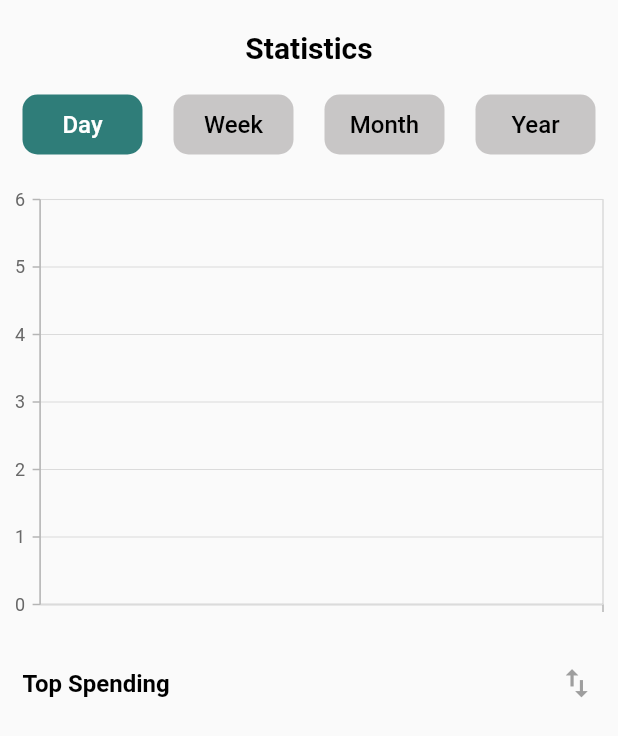
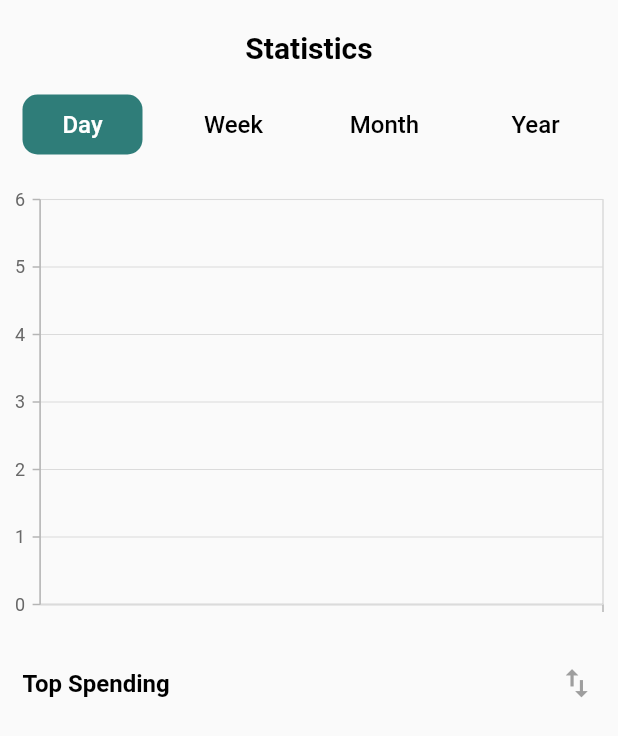
Before and after one commit to Miruzen/BibitDax, a Flutter app: the Statistics screen opened directly, on a phone screen of 412 x 824 dp. Shown: the top 736 px of the screen. Run offline on Flutter 3.47's test engine with Material 2 defaults, Android fonts, the phone set to English and light mode, and no system bars; our stand-ins replace hive, hive_flutter, syncfusion_flutter_charts; accounts and stored records are empty.

Commit message:
Fix color

```diff
--- a/lib/Screens/statistics.dart
+++ b/lib/Screens/statistics.dart
@@ -71,7 +71,7 @@ class _StatisticsState extends State<Statistics> {
                               borderRadius: BorderRadius.circular(10),
                               color: index_color == index
                                   ? Color.fromARGB(255, 47, 125, 121)
-                                  : Color.fromARGB(255, 200, 198, 198),
+                                  : Color.fromARGB(255, 250, 250, 250),
                             ),
                             alignment: Alignment.center,
                             child: Text(
```
